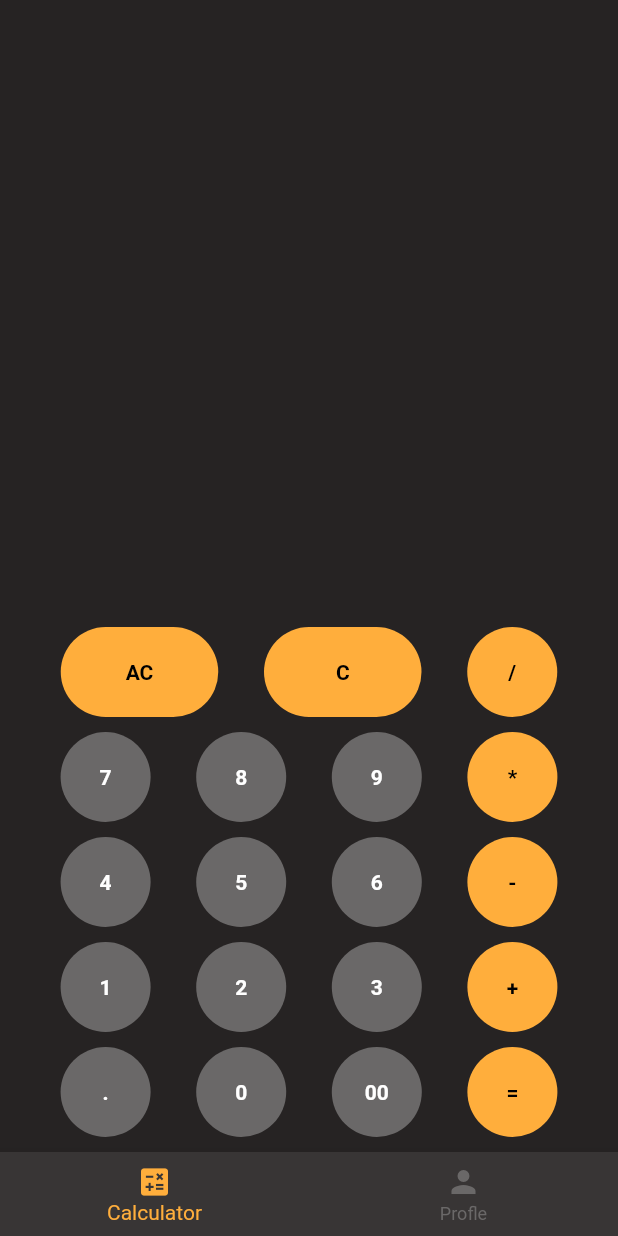
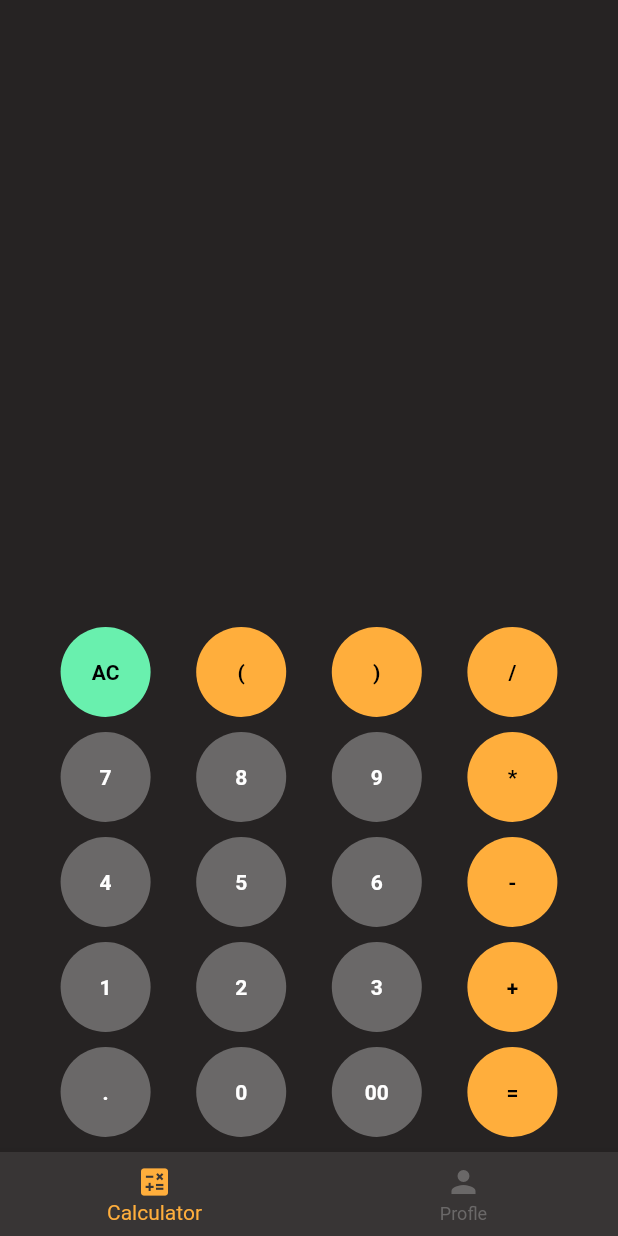
Before and after one commit to achmadkamal/calculator_app_with_provider, a Flutter app: the screen it shows after launch, on a phone screen of 412 x 824 dp. Run offline on Flutter 3.47's test engine with Material 2 defaults, Android fonts, the phone set to English and light mode, and no system bars; our stand-ins replace math_expressions.

Commit message:
second commit

```diff
--- a/lib/provider_class/calculator_app.dart
+++ b/lib/provider_class/calculator_app.dart
@@ -18,11 +18,6 @@ class CalculatorApp with ChangeNotifier {
     notifyListeners();
   }
 
-  void clear(String newValue) {
-    valueInput = '';
-    notifyListeners();
-  }
-
   void buttonPressed(String newValue) {
     valueInput += newValue;
     notifyListeners();
--- a/lib/screen/calculator_screen.dart
+++ b/lib/screen/calculator_screen.dart
@@ -50,17 +50,21 @@ class CalculatorScreen extends StatelessWidget {
             children: <Widget>[
               CalculatorButton(
                 textColor: Colors.black,
-                color: kOrange,
-                width: 105.0,
+                color: Colors.greenAccent,
                 text: 'AC',
                 buttonPressed: provider.allClear,
               ),
               CalculatorButton(
                 textColor: Colors.black,
                 color: kOrange,
-                width: 105.0,
-                text: 'C',
-                buttonPressed: provider.clear,
+                text: '(',
+                buttonPressed: provider.buttonPressed,
+              ),
+              CalculatorButton(
+                textColor: Colors.black,
+                color: kOrange,
+                text: ')',
+                buttonPressed: provider.buttonPressed,
               ),
               CalculatorButton(
                 textColor: Colors.black,
```
Also changed, not shown: images/Overview1.png, images/Overview2.png.
